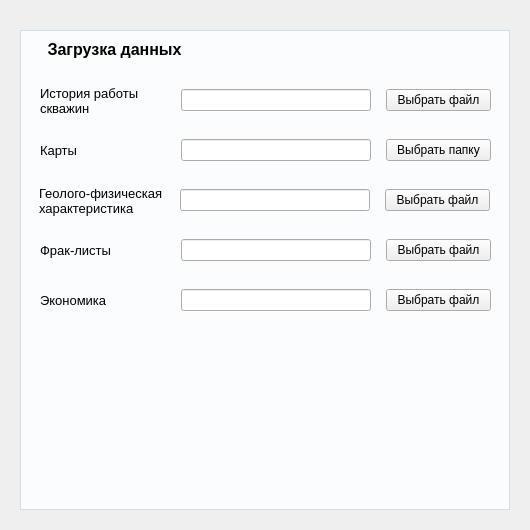
Above: app/gui/widgets/initial_data.ui from Alina-Murzakova/Infill_drilling before the change. Below: the same form after it.
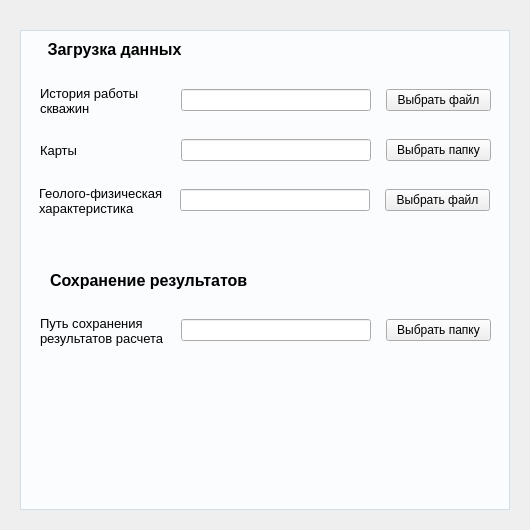
That is the form after the change.

Patch:
```diff
--- a/app/gui/widgets/initial_data.ui
+++ b/app/gui/widgets/initial_data.ui
@@ -184,56 +184,35 @@
      </item>
     </layout>
    </widget>
-   <widget class="QWidget" name="horizontalLayoutWidget_4">
+   <widget class="QLabel" name="lblSavePath">
     <property name="geometry">
      <rect>
-      <x>20</x>
-      <y>200</y>
-      <width>451</width>
-      <height>41</height>
+      <x>30</x>
+      <y>240</y>
+      <width>231</width>
+      <height>21</height>
      </rect>
     </property>
-    <layout class="QHBoxLayout" name="hlFrac" stretch="12,18,10">
-     <property name="spacing">
-      <number>15</number>
-     </property>
-     <item>
-      <widget class="QLabel" name="lblFrac">
-       <property name="font">
-        <font>
-         <pointsize>10</pointsize>
-        </font>
-       </property>
-       <property name="text">
-        <string>Фрак-листы</string>
-       </property>
-       <property name="wordWrap">
-        <bool>true</bool>
-       </property>
-      </widget>
-     </item>
-     <item>
-      <widget class="QLineEdit" name="leFrac"/>
-     </item>
-     <item>
-      <widget class="QPushButton" name="btnFrac">
-       <property name="text">
-        <string>Выбрать файл</string>
-       </property>
-      </widget>
-     </item>
-    </layout>
+    <property name="font">
+     <font>
+      <pointsize>12</pointsize>
+      <bold>true</bold>
+     </font>
+    </property>
+    <property name="text">
+     <string>Сохранение результатов</string>
+    </property>
    </widget>
-   <widget class="QWidget" name="horizontalLayoutWidget_5">
+   <widget class="QWidget" name="horizontalLayoutWidget_4">
     <property name="geometry">
      <rect>
       <x>20</x>
-      <y>250</y>
+      <y>280</y>
       <width>451</width>
       <height>41</height>
      </rect>
     </property>
-    <layout class="QHBoxLayout" name="hlEconomy" stretch="12,18,10">
+    <layout class="QHBoxLayout" name="hlSave" stretch="12,18,10">
      <property name="spacing">
       <number>15</number>
      </property>
@@ -245,7 +224,7 @@
         </font>
        </property>
        <property name="text">
-        <string>Экономика</string>
+        <string>Путь сохранения результатов расчета</string>
        </property>
        <property name="wordWrap">
         <bool>true</bool>
@@ -253,12 +232,16 @@
       </widget>
      </item>
      <item>
-      <widget class="QLineEdit" name="leEconomy"/>
+      <widget class="QLineEdit" name="leSave">
+       <property name="alignment">
+        <set>Qt::AlignLeading|Qt::AlignLeft|Qt::AlignVCenter</set>
+       </property>
+      </widget>
      </item>
      <item>
       <widget class="QPushButton" name="btnEconomy">
        <property name="text">
-        <string>Выбрать файл</string>
+        <string>Выбрать папку</string>
        </property>
       </widget>
      </item>
```
Left out of the diff: 4 changed lines with no effect on the pictures.
